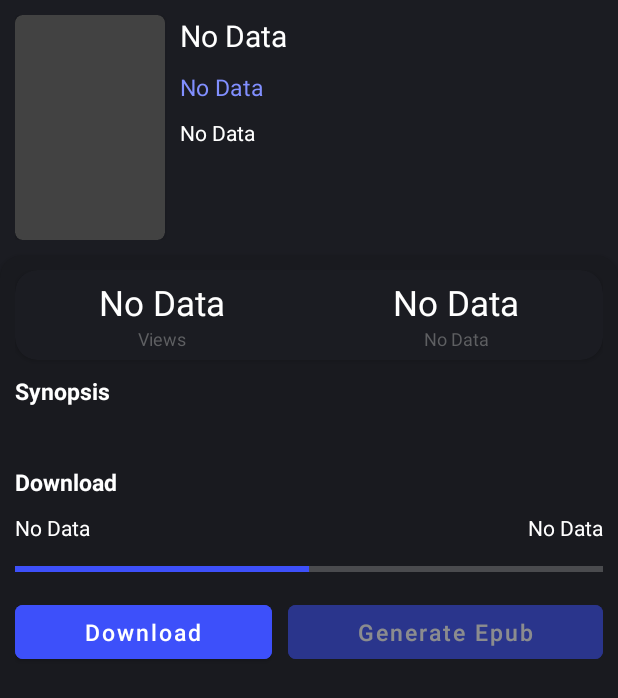
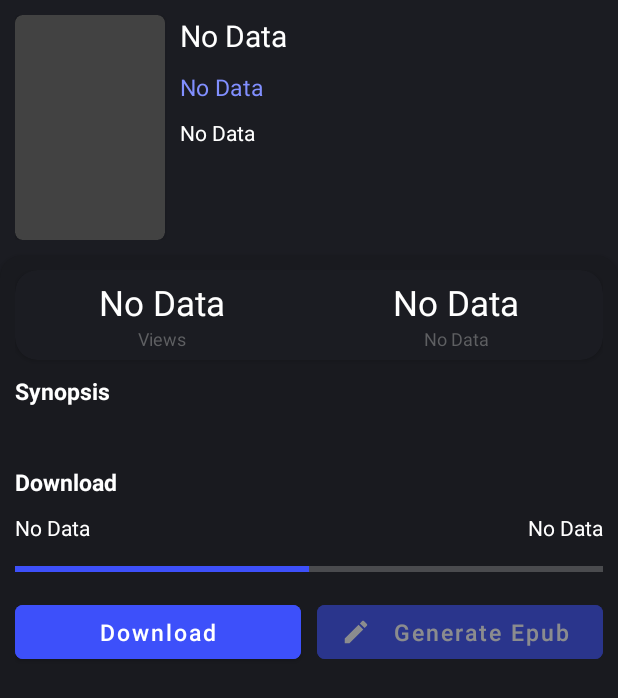
Before and after one commit to LagradOst/QuickNovel, an Android app: the layout fragment_result.xml on its own in the app's theme, with its tools: preview values and no code run, on a phone screen of 412 x 824 dp. Shown: the top 698 px of the screen. Run offline under Robolectric (Android 15) with nearby library versions, the phone set to English and light mode, and no system bars.

Commit message:
download UI

```diff
--- /dev/null
+++ b/app/src/main/res/drawable/ic_baseline_create_24.xml
@@ -0,0 +1,5 @@
+<vector android:height="24dp" android:tint="#FFFFFF"
+    android:viewportHeight="24" android:viewportWidth="24"
+    android:width="24dp" xmlns:android="http://schemas.android.com/apk/res/android">
+    <path android:fillColor="@android:color/white" android:pathData="M3,17.25V21h3.75L17.81,9.94l-3.75,-3.75L3,17.25zM20.71,7.04c0.39,-0.39 0.39,-1.02 0,-1.41l-2.34,-2.34c-0.39,-0.39 -1.02,-0.39 -1.41,0l-1.83,1.83 3.75,3.75 1.83,-1.83z"/>
+</vector>
--- /dev/null
+++ b/app/src/main/res/drawable/ic_baseline_menu_book_24.xml
@@ -0,0 +1,8 @@
+<vector android:height="24dp" android:tint="#FFFFFF"
+    android:viewportHeight="24" android:viewportWidth="24"
+    android:width="24dp" xmlns:android="http://schemas.android.com/apk/res/android">
+    <path android:fillColor="@android:color/white" android:pathData="M21,5c-1.11,-0.35 -2.33,-0.5 -3.5,-0.5c-1.95,0 -4.05,0.4 -5.5,1.5c-1.45,-1.1 -3.55,-1.5 -5.5,-1.5S2.45,4.9 1,6v14.65c0,0.25 0.25,0.5 0.5,0.5c0.1,0 0.15,-0.05 0.25,-0.05C3.1,20.45 5.05,20 6.5,20c1.95,0 4.05,0.4 5.5,1.5c1.35,-0.85 3.8,-1.5 5.5,-1.5c1.65,0 3.35,0.3 4.75,1.05c0.1,0.05 0.15,0.05 0.25,0.05c0.25,0 0.5,-0.25 0.5,-0.5V6C22.4,5.55 21.75,5.25 21,5zM21,18.5c-1.1,-0.35 -2.3,-0.5 -3.5,-0.5c-1.7,0 -4.15,0.65 -5.5,1.5V8c1.35,-0.85 3.8,-1.5 5.5,-1.5c1.2,0 2.4,0.15 3.5,0.5V18.5z"/>
+    <path android:fillColor="@android:color/white" android:pathData="M17.5,10.5c0.88,0 1.73,0.09 2.5,0.26V9.24C19.21,9.09 18.36,9 17.5,9c-1.7,0 -3.24,0.29 -4.5,0.83v1.66C14.13,10.85 15.7,10.5 17.5,10.5z"/>
+    <path android:fillColor="@android:color/white" android:pathData="M13,12.49v1.66c1.13,-0.64 2.7,-0.99 4.5,-0.99c0.88,0 1.73,0.09 2.5,0.26V11.9c-0.79,-0.15 -1.64,-0.24 -2.5,-0.24C15.8,11.66 14.26,11.96 13,12.49z"/>
+    <path android:fillColor="@android:color/white" android:pathData="M17.5,14.33c-1.7,0 -3.24,0.29 -4.5,0.83v1.66c1.13,-0.64 2.7,-0.99 4.5,-0.99c0.88,0 1.73,0.09 2.5,0.26v-1.52C19.21,14.41 18.36,14.33 17.5,14.33z"/>
+</vector>
--- a/app/src/main/res/layout/fragment_result.xml
+++ b/app/src/main/res/layout/fragment_result.xml
@@ -223,30 +223,33 @@
                         android:layout_width="match_parent"
                         android:layout_height="match_parent"
                         android:orientation="horizontal"
+                >
 
-                >
-                    <LinearLayout android:gravity="center" android:layout_height="match_parent"
-                                  android:layout_columnWeight="1" android:layout_marginRight="5dp" android:orientation="vertical"
-                    >
                         <com.google.android.material.button.MaterialButton
+                                android:layout_columnWeight="1"
+                                android:layout_marginRight="5dp"
+                                android:gravity="center" android:layout_height="match_parent"
+
                                 android:id="@+id/result_download_btt"
                                 android:text="@string/download_text"
                                 android:textAllCaps="false"
                                 android:textSize="15sp"
                                 android:elevation="10dp"
-                                android:gravity="center"
                                 android:textColor="@color/textColor"
                                 app:cornerRadius="5dp"
                                 android:backgroundTint="@color/colorPrimary"
                                 app:rippleColor="@color/colorPrimary"
-                                android:layout_width="match_parent"
-                                android:layout_height="wrap_content">
+                                android:layout_width="50dp">
                         </com.google.android.material.button.MaterialButton>
-                    </LinearLayout>
-                    <LinearLayout android:gravity="center" android:layout_height="match_parent"
-                                  android:layout_columnWeight="1" android:layout_marginLeft="5dp" android:orientation="vertical"
-                    >
+
                         <com.google.android.material.button.MaterialButton
+                                android:layout_columnWeight="1"
+                                android:layout_marginLeft="5dp"
+                                android:gravity="center" android:layout_height="match_parent"
+
+                                app:icon="@drawable/ic_baseline_create_24"
+                                app:iconSize="20dp"
+                                app:iconTint="@color/white"
                                 android:enabled="false"
                                 android:alpha="0.5"
                                 android:text="@string/generate_epub"
@@ -254,15 +257,12 @@
                                 android:textAllCaps="false"
                                 android:textSize="15sp"
                                 android:elevation="10dp"
-                                android:gravity="center"
                                 android:textColor="@color/textColor"
                                 app:cornerRadius="5dp"
                                 android:backgroundTint="@color/colorPrimary"
                                 app:rippleColor="@color/colorPrimary"
-                                android:layout_width="match_parent"
-                                android:layout_height="wrap_content">
+                                android:layout_width="50dp">
                         </com.google.android.material.button.MaterialButton>
-                    </LinearLayout>
                 </GridLayout>
             </LinearLayout>
         </androidx.cardview.widget.CardView>
```
